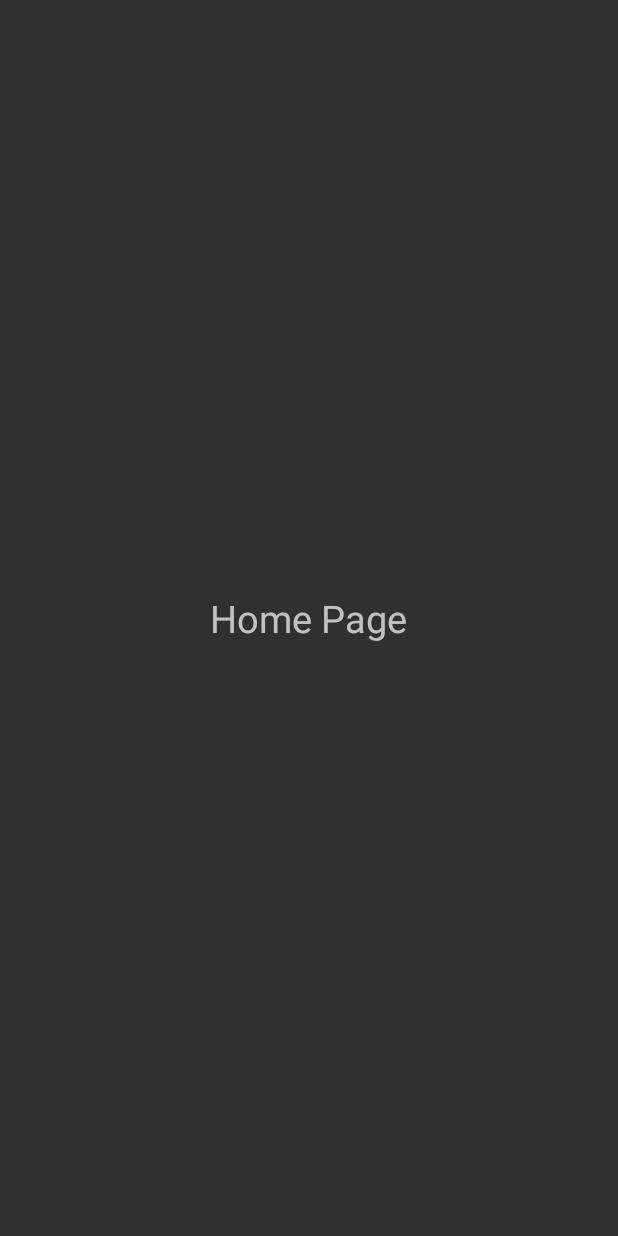
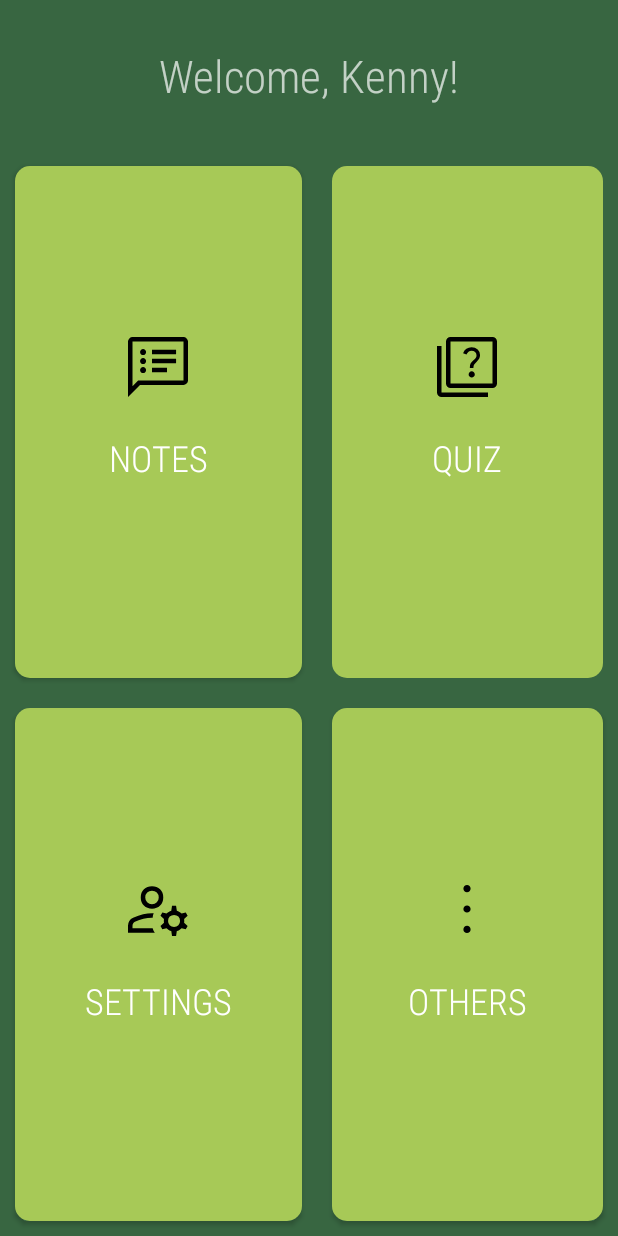
Before and after one commit to heavykenny/charismaticapp, an Android app: the HomeScreenActivity screen opened directly, with no data from a screen before it, on a phone screen of 412 x 824 dp. Before the commit the screen is almost empty. Run offline under Robolectric (Android 15) with nearby library versions, the phone set to English and light mode, and no system bars.

Commit message:
impelemting the homepage activity

```diff
--- a/app/src/main/java/com/example/charismaticapp/ui/RegisterActivity.java
+++ b/app/src/main/java/com/example/charismaticapp/ui/RegisterActivity.java
@@ -49,4 +49,10 @@ public class RegisterActivity extends AppCompatActivity {
         txtLoginIn.setMovementMethod(LinkMovementMethod.getInstance());
     }
 
+    public void userRegister(View view) {
+        Intent intent = new Intent(RegisterActivity.this, HomeScreenActivity.class);
+        // REFERENCE - https://stackoverflow.com/a/39078856/9332871
+        intent.addFlags(Intent.FLAG_ACTIVITY_REORDER_TO_FRONT);
+        startActivity(intent);
+    }
 }
--- /dev/null
+++ b/app/src/main/res/drawable/manage_accounts.xml
@@ -0,0 +1,9 @@
+<vector xmlns:android="http://schemas.android.com/apk/res/android"
+    android:width="48dp"
+    android:height="48dp"
+    android:viewportWidth="960"
+    android:viewportHeight="960">
+  <path
+      android:fillColor="#FF000000"
+      android:pathData="M400,475q-66,0 -108,-42t-42,-108q0,-66 42,-108t108,-42q66,0 108,42t42,108q0,66 -42,108t-108,42ZM80,796v-94q0,-35 17.5,-63t50.5,-43q72,-32 133.5,-46T400,536h23q-6,14 -9,27.5t-5,32.5h-9q-58,0 -113.5,12.5T172,650q-16,8 -24,22.5t-8,29.5v34h269q5,18 12,32.5t17,27.5L80,796ZM667,840 L657,774q-17,-5 -34.5,-14.5T593,738l-55,12 -25,-42 47,-44q-2,-9 -2,-25t2,-25l-47,-44 25,-42 55,12q12,-12 29.5,-21.5T657,504l10,-66h54l10,66q17,5 34.5,14.5T795,540l55,-12 25,42 -47,44q2,9 2,25t-2,25l47,44 -25,42 -55,-12q-12,12 -29.5,21.5T731,774l-10,66h-54ZM694,719q36,0 58,-22t22,-58q0,-36 -22,-58t-58,-22q-36,0 -58,22t-22,58q0,36 22,58t58,22ZM400,415q39,0 64.5,-25.5T490,325q0,-39 -25.5,-64.5T400,235q-39,0 -64.5,25.5T310,325q0,39 25.5,64.5T400,415ZM400,325ZM409,736Z"/>
+</vector>
--- /dev/null
+++ b/app/src/main/res/drawable/more_vert.xml
@@ -0,0 +1,9 @@
+<vector xmlns:android="http://schemas.android.com/apk/res/android"
+    android:width="48dp"
+    android:height="48dp"
+    android:viewportWidth="960"
+    android:viewportHeight="960">
+  <path
+      android:fillColor="#FF000000"
+      android:pathData="M479.86,800Q460,800 446,785.86q-14,-14.14 -14,-34Q432,732 446.14,718q14.14,-14 34,-14Q500,704 514,718.14q14,14.14 14,34Q528,772 513.86,786q-14.14,14 -34,14ZM479.86,528Q460,528 446,513.86q-14,-14.14 -14,-34Q432,460 446.14,446q14.14,-14 34,-14Q500,432 514,446.14q14,14.14 14,34Q528,500 513.86,514q-14.14,14 -34,14ZM479.86,256Q460,256 446,241.86q-14,-14.14 -14,-34Q432,188 446.14,174q14.14,-14 34,-14Q500,160 514,174.14q14,14.14 14,34Q528,228 513.86,242q-14.14,14 -34,14Z"/>
+</vector>
--- /dev/null
+++ b/app/src/main/res/drawable/quiz.xml
@@ -0,0 +1,9 @@
+<vector xmlns:android="http://schemas.android.com/apk/res/android"
+    android:width="48dp"
+    android:height="48dp"
+    android:viewportWidth="960"
+    android:viewportHeight="960">
+  <path
+      android:fillColor="#FF000000"
+      android:pathData="M543,620q16.59,0 28.8,-12.2Q584,595.59 584,579t-12.2,-28.8Q559.59,538 543,538t-28.8,12.2Q502,562.41 502,579t12.2,28.8Q526.41,620 543,620ZM518,494h47q2,-29 8.5,-43t32.5,-39q27,-26 37.5,-45.4Q654,347.21 654,321q0,-45.88 -31.5,-74.94Q591,217 540,217q-38,0 -68,20.5T428,295l45,19q11,-25 27.5,-38t39.5,-13q29.78,0 48.39,17Q607,297 607,323q0,20 -9,35t-32,32q-32,29 -40,46.5t-8,57.5ZM260,760q-24,0 -42,-18t-18,-42L200,140q0,-24 18,-42t42,-18h560q24,0 42,18t18,42v560q0,24 -18,42t-42,18L260,760ZM260,700h560L820,140L260,140v560ZM140,880q-24,0 -42,-18t-18,-42L80,200h60v620h620v60L140,880ZM260,140v560,-560Z"/>
+</vector>
--- a/app/src/main/res/drawable/rounded_button.xml
+++ b/app/src/main/res/drawable/rounded_button.xml
@@ -1,5 +1,5 @@
 <?xml version="1.0" encoding="utf-8"?>
 <shape xmlns:android="http://schemas.android.com/apk/res/android">
-    <corners  android:radius="20dp"/>
+    <corners  android:radius="10dp"/>
     <solid android:color="@color/yellow_green"></solid>
 </shape>
--- /dev/null
+++ b/app/src/main/res/drawable/speaker_notes.xml
@@ -0,0 +1,9 @@
+<vector xmlns:android="http://schemas.android.com/apk/res/android"
+    android:width="48dp"
+    android:height="48dp"
+    android:viewportWidth="960"
+    android:viewportHeight="960">
+  <path
+      android:fillColor="#FF000000"
+      android:pathData="M400,311h321v-60L400,251v60ZM400,431h321v-60L400,371v60ZM400,551h200v-60L400,491v60ZM281,321q17,0 28.5,-11.5T321,281q0,-17 -11.5,-28.5T281,241q-17,0 -28.5,11.5T241,281q0,17 11.5,28.5T281,321ZM281,441q17,0 28.5,-11.5T321,401q0,-17 -11.5,-28.5T281,361q-17,0 -28.5,11.5T241,401q0,17 11.5,28.5T281,441ZM281,561q17,0 28.5,-11.5T321,521q0,-17 -11.5,-28.5T281,481q-17,0 -28.5,11.5T241,521q0,17 11.5,28.5T281,561ZM80,880L80,140q0,-23 18,-41.5t42,-18.5h680q23,0 41.5,18.5T880,140v520q0,23 -18.5,41.5T820,720L240,720L80,880ZM140,735 L215,660h605L820,140L140,140v595ZM140,140v595,-595Z"/>
+</vector>
--- a/app/src/main/res/layout/activity_home_screen.xml
+++ b/app/src/main/res/layout/activity_home_screen.xml
@@ -1,18 +1,52 @@
 <?xml version="1.0" encoding="utf-8"?>
 <LinearLayout xmlns:android="http://schemas.android.com/apk/res/android"
-    xmlns:app="http://schemas.android.com/apk/res-auto"
     xmlns:tools="http://schemas.android.com/tools"
     android:layout_width="match_parent"
     android:layout_height="match_parent"
-    tools:context=".ui.HomeScreenActivity"
+    android:background="@color/hunter_green"
     android:gravity="center"
-    android:orientation="vertical">
+    android:orientation="vertical"
+    tools:context=".ui.HomeScreenActivity">
 
     <TextView
         android:id="@+id/textView"
         android:layout_width="wrap_content"
         android:layout_height="wrap_content"
-        android:text="Home Page"
-        android:textSize="25dp"
-        />
+        android:layout_marginTop="30dp"
+        android:layout_marginBottom="30dp"
+        android:fontFamily="sans-serif-condensed-light"
+        android:text="Welcome, Kenny!"
+        android:textSize="30sp" />
+
+    <GridLayout
+        android:layout_width="match_parent"
+        android:layout_height="0dp"
+        android:layout_weight="2"
+        android:columnCount="2"
+        android:orientation="horizontal"
+        android:rowCount="2"
+        android:useDefaultMargins="true">
+
+        <Button
+            style="@style/button_homepage"
+            android:drawableTop="@drawable/speaker_notes"
+            android:text="@string/notes" />
+
+        <Button
+            style="@style/button_homepage"
+            android:drawableTop="@drawable/quiz"
+            android:text="@string/quiz" />
+
+        <Button
+            style="@style/button_homepage"
+            android:drawableTop="@drawable/manage_accounts"
+            android:text="@string/settings" />
+
+        <Button
+            style="@style/button_homepage"
+            android:drawableTop="@drawable/more_vert"
+            android:text="@string/others" />
+
+
+    </GridLayout>
 </LinearLayout>
--- /dev/null
+++ b/app/src/main/res/values/home_button_styles.xml
@@ -0,0 +1,13 @@
+<?xml version="1.0" encoding="utf-8"?>
+<resources>
+    <style name="button_homepage">
+        <item name="android:textSize">24sp</item>
+        <item name="android:paddingTop">110dp</item>
+        <item name="android:paddingBottom">110dp</item>
+        <item name="android:fontFamily">sans-serif-condensed-light</item>
+        <item name="android:background">@drawable/rounded_button</item>
+        <item name="android:layout_margin">10dp</item>
+        <item name="android:layout_columnWeight">1</item>
+        <item name="android:layout_rowWeight">1</item>
+    </style>
+</resources>
--- a/app/src/main/res/values/strings.xml
+++ b/app/src/main/res/values/strings.xml
@@ -9,4 +9,17 @@
     <string name="onboarding3">onboarding3</string>
     <string name="account_login">Already have an account? Login in here</string>
     <string name="account_register">Don\'t have an account? Sign up here</string>
+    <string name="others">Others</string>
+    <string name="settings">Settings</string>
+    <string name="quiz">Quiz</string>
+    <string name="notes">Notes</string>
+    <string name="enter_password">Enter Password</string>
+    <string name="enter_email_address">Enter Email Address</string>
+    <string name="get_started_here">get started here !</string>
+    <string name="login">Login</string>
+    <string name="register">Register</string>
+    <string name="enter_last_name">Enter Last Name</string>
+    <string name="enter_first_name">Enter First Name</string>
+    <string name="register_account">Register account !</string>
+    <string name="date_of_birth">Date Of Birth</string>
 </resources>
```
Also changed, not shown: app/src/main/java/com/example/charismaticapp/ui/LoginActivity.java (+7 -0 lines), app/src/main/res/layout/activity_login.xml (+7 -5 lines), app/src/main/res/layout/activity_register.xml (+8 -7 lines).
